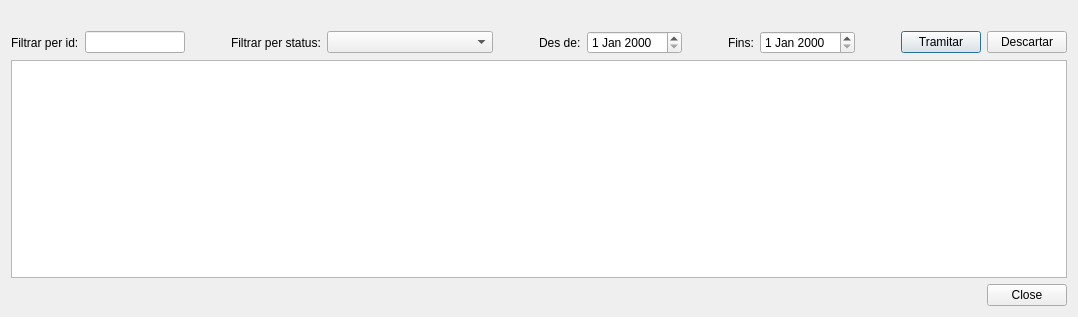
This is ui/tm/incident_manager.ui in Giswater/giswater_qgis_plugin as Qt 5 draws it before an edit. The edited form follows.
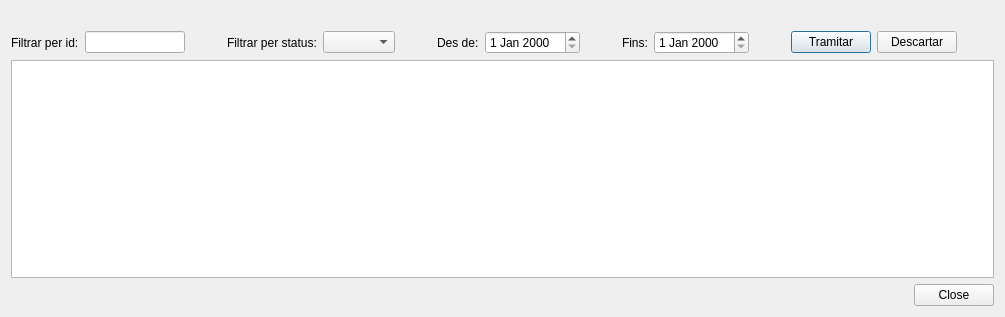
This is the edited form.

Commit message: Enhancement: on tm incident manager button

What changed in the file:
```diff
--- a/ui/tm/incident_manager.ui
+++ b/ui/tm/incident_manager.ui
@@ -6,7 +6,7 @@
    <rect>
     <x>0</x>
     <y>0</y>
-    <width>1078</width>
+    <width>1005</width>
     <height>317</height>
    </rect>
   </property>
@@ -14,25 +14,34 @@
    <string>Dialog</string>
   </property>
   <layout class="QGridLayout" name="gridLayout">
-   <item row="0" column="0">
-    <layout class="QHBoxLayout" name="horizontalLayout">
-     <item>
-      <spacer name="horizontalSpacer_2">
-       <property name="orientation">
-        <enum>Qt::Horizontal</enum>
-       </property>
-       <property name="sizeHint" stdset="0">
-        <size>
-         <width>40</width>
-         <height>20</height>
-        </size>
-       </property>
-      </spacer>
-     </item>
-    </layout>
-   </item>
    <item row="1" column="0">
     <layout class="QGridLayout" name="gridLayout_2">
+     <item row="0" column="9">
+      <spacer name="horizontalSpacer_4">
+       <property name="orientation">
+        <enum>Qt::Horizontal</enum>
+       </property>
+       <property name="sizeHint" stdset="0">
+        <size>
+         <width>40</width>
+         <height>20</height>
+        </size>
+       </property>
+      </spacer>
+     </item>
+     <item row="0" column="2">
+      <spacer name="horizontalSpacer_5">
+       <property name="orientation">
+        <enum>Qt::Horizontal</enum>
+       </property>
+       <property name="sizeHint" stdset="0">
+        <size>
+         <width>40</width>
+         <height>20</height>
+        </size>
+       </property>
+      </spacer>
+     </item>
      <item row="0" column="4">
       <widget class="QComboBox" name="cmb_status">
        <property name="sizePolicy">
@@ -43,13 +52,6 @@
        </property>
       </widget>
      </item>
-     <item row="0" column="9">
-      <widget class="QLabel" name="label_3">
-       <property name="text">
-        <string>Fins:</string>
-       </property>
-      </widget>
-     </item>
      <item row="0" column="1">
       <widget class="QLineEdit" name="txt_visit_id">
        <property name="sizePolicy">
@@ -66,64 +68,7 @@
        </property>
       </widget>
      </item>
-     <item row="0" column="13">
-      <widget class="QPushButton" name="btn_process">
-       <property name="text">
-        <string>Tramitar</string>
-       </property>
-      </widget>
-     </item>
-     <item row="0" column="5">
-      <spacer name="horizontalSpacer_3">
-       <property name="orientation">
-        <enum>Qt::Horizontal</enum>
-       </property>
-       <property name="sizeHint" stdset="0">
-        <size>
-         <width>40</width>
-         <height>20</height>
-        </size>
-       </property>
-      </spacer>
-     </item>
      <item row="0" column="8">
-      <spacer name="horizontalSpacer_4">
-       <property name="orientation">
-        <enum>Qt::Horizontal</enum>
-       </property>
-       <property name="sizeHint" stdset="0">
-        <size>
-         <width>40</width>
-         <height>20</height>
-        </size>
-       </property>
-      </spacer>
-     </item>
-     <item row="0" column="14">
-      <widget class="QPushButton" name="btn_discard">
-       <property name="text">
-        <string>Descartar</string>
-       </property>
-      </widget>
-     </item>
-     <item row="0" column="10">
-      <widget class="QDateEdit" name="date_to">
-       <property name="sizePolicy">
-        <sizepolicy hsizetype="Preferred" vsizetype="Fixed">
-         <horstretch>0</horstretch>
-         <verstretch>0</verstretch>
-        </sizepolicy>
-       </property>
-      </widget>
-     </item>
-     <item row="0" column="6">
-      <widget class="QLabel" name="label_2">
-       <property name="text">
-        <string>Des de:</string>
-       </property>
-      </widget>
-     </item>
-     <item row="0" column="7">
       <widget class="QDateEdit" name="date_from">
        <property name="sizePolicy">
         <sizepolicy hsizetype="Expanding" vsizetype="Fixed">
@@ -133,6 +78,13 @@
        </property>
       </widget>
      </item>
+     <item row="0" column="7">
+      <widget class="QLabel" name="label_2">
+       <property name="text">
+        <string>Des de:</string>
+       </property>
+      </widget>
+     </item>
      <item row="0" column="3">
       <widget class="QLabel" name="lbl_builder">
        <property name="text">
@@ -140,6 +92,37 @@
        </property>
       </widget>
      </item>
+     <item row="0" column="14">
+      <widget class="QPushButton" name="btn_process">
+       <property name="text">
+        <string>Tramitar</string>
+       </property>
+      </widget>
+     </item>
+     <item row="0" column="11">
+      <widget class="QDateEdit" name="date_to">
+       <property name="sizePolicy">
+        <sizepolicy hsizetype="Preferred" vsizetype="Fixed">
+         <horstretch>0</horstretch>
+         <verstretch>0</verstretch>
+        </sizepolicy>
+       </property>
+      </widget>
+     </item>
+     <item row="0" column="10">
+      <widget class="QLabel" name="label_3">
+       <property name="text">
+        <string>Fins:</string>
+       </property>
+      </widget>
+     </item>
+     <item row="0" column="15">
+      <widget class="QPushButton" name="btn_discard">
+       <property name="text">
+        <string>Descartar</string>
+       </property>
+      </widget>
+     </item>
      <item row="0" column="0">
       <widget class="QLabel" name="label">
        <property name="text">
@@ -147,20 +130,7 @@
        </property>
       </widget>
      </item>
-     <item row="0" column="2">
-      <spacer name="horizontalSpacer_5">
-       <property name="orientation">
-        <enum>Qt::Horizontal</enum>
-       </property>
-       <property name="sizeHint" stdset="0">
-        <size>
-         <width>40</width>
-         <height>20</height>
-        </size>
-       </property>
-      </spacer>
-     </item>
-     <item row="0" column="11">
+     <item row="0" column="12">
       <spacer name="horizontalSpacer_6">
        <property name="orientation">
         <enum>Qt::Horizontal</enum>
@@ -173,16 +143,22 @@
        </property>
       </spacer>
      </item>
+     <item row="0" column="6">
+      <spacer name="horizontalSpacer_3">
+       <property name="orientation">
+        <enum>Qt::Horizontal</enum>
+       </property>
+       <property name="sizeHint" stdset="0">
+        <size>
+         <width>40</width>
+         <height>20</height>
+        </size>
+       </property>
+      </spacer>
+     </item>
     </layout>
    </item>
-   <item row="2" column="0">
-    <widget class="QTableView" name="tbl_incident">
-     <property name="sortingEnabled">
-      <bool>true</bool>
-     </property>
-    </widget>
-   </item>
-   <item row="3" column="0">
+   <item row="3" column="0" colspan="3">
     <layout class="QHBoxLayout" name="horizontalLayout_2">
      <item>
       <spacer name="horizontalSpacer">
@@ -206,6 +182,43 @@
      </item>
     </layout>
    </item>
+   <item row="2" column="0" colspan="3">
+    <widget class="QTableView" name="tbl_incident">
+     <property name="sortingEnabled">
+      <bool>true</bool>
+     </property>
+    </widget>
+   </item>
+   <item row="1" column="1">
+    <spacer name="horizontalSpacer_8">
+     <property name="orientation">
+      <enum>Qt::Horizontal</enum>
+     </property>
+     <property name="sizeHint" stdset="0">
+      <size>
+       <width>40</width>
+       <height>20</height>
+      </size>
+     </property>
+    </spacer>
+   </item>
+   <item row="0" column="0" colspan="2">
+    <layout class="QHBoxLayout" name="horizontalLayout">
+     <item>
+      <spacer name="horizontalSpacer_2">
+       <property name="orientation">
+        <enum>Qt::Horizontal</enum>
+       </property>
+       <property name="sizeHint" stdset="0">
+        <size>
+         <width>40</width>
+         <height>20</height>
+        </size>
+       </property>
+      </spacer>
+     </item>
+    </layout>
+   </item>
   </layout>
  </widget>
  <resources/>
```
The commit also changes 2 other files.
